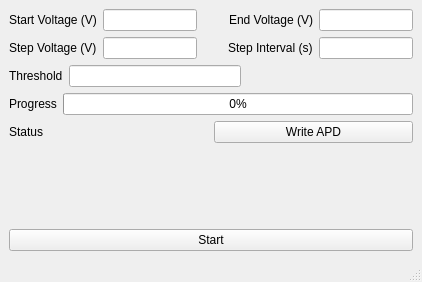
This is tf03_test/apd_experiment_main_window.ui in codincodee/tf0x_dev as Qt 5 draws it before an edit. The edited form follows.
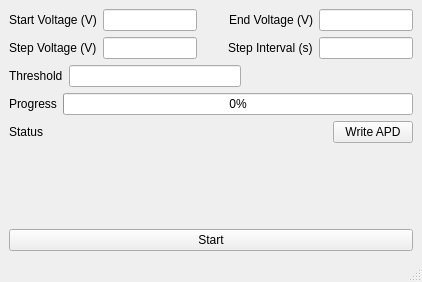
This is the edited form.

The edit to the form file:
```diff
--- a/tf03_test/apd_experiment_main_window.ui
+++ b/tf03_test/apd_experiment_main_window.ui
@@ -140,6 +140,12 @@
        <layout class="QHBoxLayout" name="horizontalLayout_5">
         <item>
          <widget class="QLabel" name="StatusLabel">
+          <property name="sizePolicy">
+           <sizepolicy hsizetype="Expanding" vsizetype="Preferred">
+            <horstretch>0</horstretch>
+            <verstretch>0</verstretch>
+           </sizepolicy>
+          </property>
           <property name="text">
            <string>Status</string>
           </property>
```
